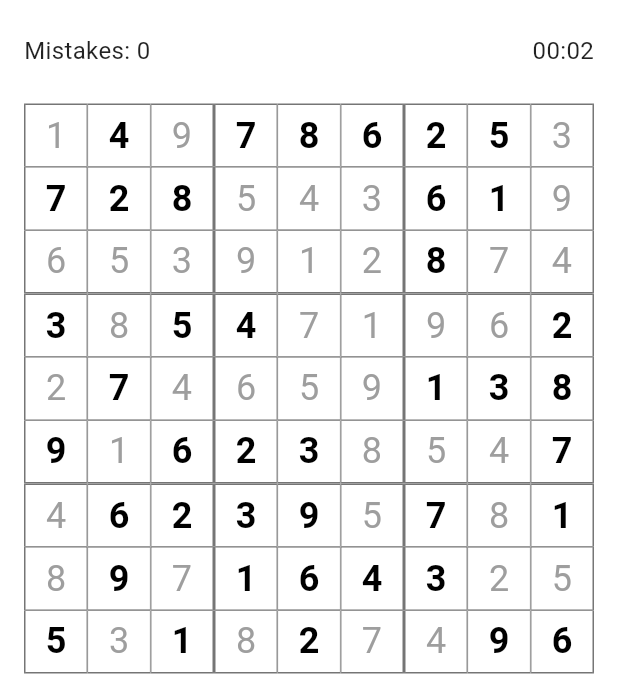
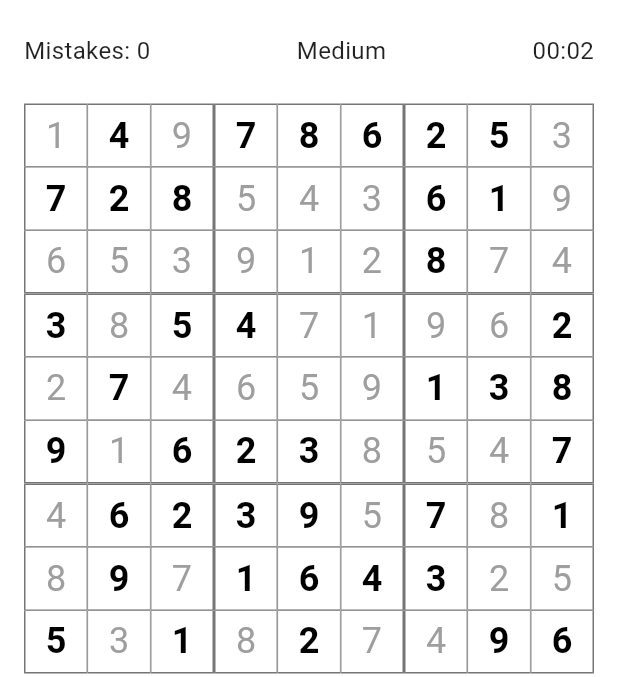
Before and after one commit to abregado/flutter_sudoku, a Flutter app: the screen it shows after launch, after a tap on the "refresh" icon, after a tap on the "visibility" icon, on a phone screen of 412 x 824 dp, the part 63-740 px from its top. Run offline on Flutter 3.47's test engine with Material 3 defaults, Android fonts, the light colour scheme and no system bars; our stand-ins replace shared_preferences, wakelock_plus; missing offline and left inert: dart:ffi.

Commit message:
show current puzzle difficulty

```diff
--- a/lib/models/puzzle_settings.dart
+++ b/lib/models/puzzle_settings.dart
@@ -11,7 +11,8 @@ enum Difficulty {
 class PuzzleSettings extends ChangeNotifier {
   final SharedPreferences _prefs;
 
-  Difficulty _difficulty = Difficulty.medium;
+  Difficulty _nextDifficulty = Difficulty.medium;
+  Difficulty _currentDifficulty = Difficulty.medium;
   bool _showTimer = true;
   bool _showMistakes = true;
   bool _showRowSquareHighlighting = true;
@@ -23,7 +24,8 @@ class PuzzleSettings extends ChangeNotifier {
   }
 
   Future<void> _loadSettings() async {
-    _difficulty = Difficulty.values[_prefs.getInt('difficulty') ?? 1];
+    _nextDifficulty = Difficulty.values[_prefs.getInt('n_difficulty') ?? 1];
+    _currentDifficulty = Difficulty.values[_prefs.getInt('c_difficulty') ?? 1];
     _showTimer = _prefs.getBool('showTimer') ?? true;
     _showMistakes = _prefs.getBool('showMistakes') ?? true;
     _showRowSquareHighlighting = _prefs.getBool('showRowSquareHighlighting') ?? true;
@@ -33,7 +35,8 @@ class PuzzleSettings extends ChangeNotifier {
   }
 
   Future<void> _saveSettings() async {
-    await _prefs.setInt('difficulty', _difficulty.index);
+    await _prefs.setInt('n_difficulty', _nextDifficulty.index);
+    await _prefs.setInt('c_difficulty', _currentDifficulty.index);
     await _prefs.setBool('showTimer', _showTimer);
     await _prefs.setBool('showMistakes', _showMistakes);
     await _prefs.setBool('showRowSquareHighlighting', _showRowSquareHighlighting);
@@ -41,7 +44,8 @@ class PuzzleSettings extends ChangeNotifier {
     await _prefs.setBool('showFinishedNumbers', _showFinishedNumbers);
   }
 
-  Difficulty get difficulty => _difficulty;
+  Difficulty get difficulty => _nextDifficulty;
+  Difficulty get currentDifficulty => _currentDifficulty;
   bool get showTimer => _showTimer;
   bool get showMistakes => _showMistakes;
   bool get showRowSquareHighlighting => _showRowSquareHighlighting;
@@ -50,7 +54,7 @@ class PuzzleSettings extends ChangeNotifier {
 
   // Number of cells to remove based on difficulty
   int get cellsToRemove {
-    switch (_difficulty) {
+    switch (_nextDifficulty) {
       case Difficulty.easy:
         return 30; // 51 cells filled
       case Difficulty.medium:
@@ -63,7 +67,13 @@ class PuzzleSettings extends ChangeNotifier {
   }
 
   void setDifficulty(Difficulty difficulty) {
-    _difficulty = difficulty;
+    _nextDifficulty = difficulty;
+    _saveSettings();
+    notifyListeners();
+  }
+
+  void updateCurrentDifficulty(){
+    _currentDifficulty = _nextDifficulty;
     _saveSettings();
     notifyListeners();
   }
--- a/lib/ui/screens/game_screen.dart
+++ b/lib/ui/screens/game_screen.dart
@@ -62,6 +62,7 @@ class _GameScreenState extends State<GameScreen> with WidgetsBindingObserver {
     final gameState = context.read<GameState>();
 
     final (grid, solution) = _generator.generatePuzzle(settings);
+    settings.updateCurrentDifficulty();
     gameState.startNewGameWithPuzzle(grid, solution);
     gameState.resetTimer();
     gameState.startTimer();
@@ -165,6 +166,19 @@ class _GameScreenState extends State<GameScreen> with WidgetsBindingObserver {
                           ),
                           Consumer<PuzzleSettings>(
                             builder: (context, settings, child) {
+                              var name = settings.currentDifficulty.name.toString();
+                              return Text(
+                                "${name[0].toUpperCase()}${name.substring(1).toLowerCase()}",
+                                style: TextStyle(
+                                  fontSize: 16,
+                                  color: currentTheme.uiTextColor,
+                                ),
+                                //Theme.of(context).textTheme.titleMedium,
+                              );
+                            },
+                          ),
+                          Consumer<PuzzleSettings>(
+                            builder: (context, settings, child) {
                               if (!settings.showTimer) return const SizedBox.shrink();
                               return Text(
                                 gameState.formattedTime,
```
